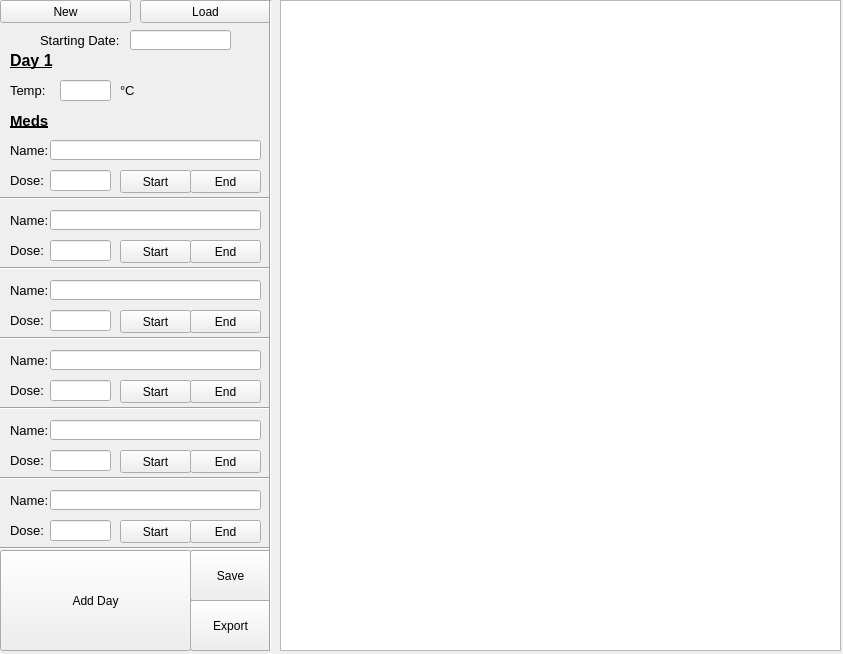
First picture: the form in ui/main.ui, repository GeorgeGrig/Patient-diagram-maker, before the edit.
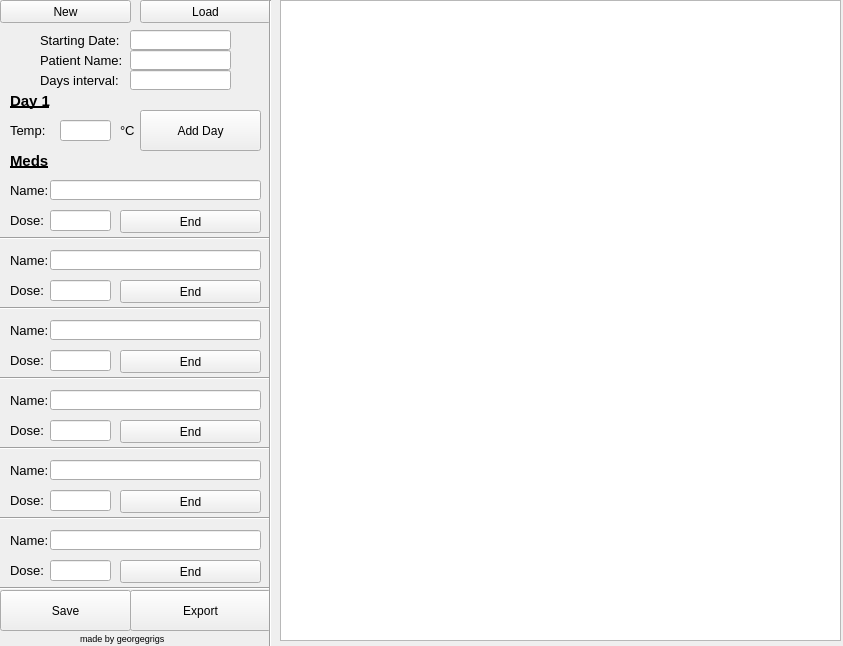
Second picture: the form after the edit.

Diff of the .ui file:
```diff
--- a/ui/main.ui
+++ b/ui/main.ui
@@ -7,7 +7,7 @@
     <x>0</x>
     <y>0</y>
     <width>843</width>
-    <height>654</height>
+    <height>646</height>
    </rect>
   </property>
   <property name="windowTitle">
@@ -49,14 +49,14 @@
     <property name="geometry">
      <rect>
       <x>10</x>
-      <y>50</y>
+      <y>90</y>
       <width>81</width>
       <height>21</height>
      </rect>
     </property>
     <property name="font">
      <font>
-      <pointsize>12</pointsize>
+      <pointsize>11</pointsize>
       <weight>75</weight>
       <bold>true</bold>
       <underline>true</underline>
@@ -70,7 +70,7 @@
     <property name="geometry">
      <rect>
       <x>10</x>
-      <y>80</y>
+      <y>120</y>
       <width>41</width>
       <height>21</height>
      </rect>
@@ -88,7 +88,7 @@
     <property name="geometry">
      <rect>
       <x>60</x>
-      <y>80</y>
+      <y>120</y>
       <width>51</width>
       <height>21</height>
      </rect>
@@ -103,7 +103,7 @@
     <property name="geometry">
      <rect>
       <x>120</x>
-      <y>80</y>
+      <y>120</y>
       <width>51</width>
       <height>21</height>
      </rect>
@@ -121,7 +121,7 @@
     <property name="geometry">
      <rect>
       <x>10</x>
-      <y>110</y>
+      <y>150</y>
       <width>81</width>
       <height>21</height>
      </rect>
@@ -145,7 +145,7 @@
     <property name="geometry">
      <rect>
       <x>10</x>
-      <y>140</y>
+      <y>180</y>
       <width>51</width>
       <height>21</height>
      </rect>
@@ -163,7 +163,7 @@
     <property name="geometry">
      <rect>
       <x>50</x>
-      <y>140</y>
+      <y>180</y>
       <width>211</width>
       <height>20</height>
      </rect>
@@ -178,7 +178,7 @@
     <property name="geometry">
      <rect>
       <x>10</x>
-      <y>170</y>
+      <y>210</y>
       <width>51</width>
       <height>21</height>
      </rect>
@@ -196,7 +196,7 @@
     <property name="geometry">
      <rect>
       <x>50</x>
-      <y>170</y>
+      <y>210</y>
       <width>61</width>
       <height>21</height>
      </rect>
@@ -207,25 +207,12 @@
      </font>
     </property>
    </widget>
-   <widget class="QPushButton" name="StartMedButton_1">
-    <property name="geometry">
-     <rect>
-      <x>120</x>
-      <y>170</y>
-      <width>71</width>
-      <height>23</height>
-     </rect>
-    </property>
-    <property name="text">
-     <string>Start</string>
-    </property>
-   </widget>
    <widget class="QPushButton" name="EndMedButton_1">
     <property name="geometry">
      <rect>
-      <x>190</x>
-      <y>170</y>
-      <width>71</width>
+      <x>120</x>
+      <y>210</y>
+      <width>141</width>
       <height>23</height>
      </rect>
     </property>
@@ -242,10 +229,10 @@
    <widget class="QPushButton" name="AddDayButton">
     <property name="geometry">
      <rect>
-      <x>0</x>
-      <y>550</y>
-      <width>191</width>
-      <height>101</height>
+      <x>140</x>
+      <y>110</y>
+      <width>121</width>
+      <height>41</height>
      </rect>
     </property>
     <property name="text">
@@ -255,10 +242,10 @@
    <widget class="QPushButton" name="SaveButton">
     <property name="geometry">
      <rect>
-      <x>190</x>
-      <y>550</y>
-      <width>81</width>
-      <height>51</height>
+      <x>0</x>
+      <y>590</y>
+      <width>131</width>
+      <height>41</height>
      </rect>
     </property>
     <property name="text">
@@ -268,10 +255,10 @@
    <widget class="QPushButton" name="ExportButton">
     <property name="geometry">
      <rect>
-      <x>190</x>
-      <y>600</y>
-      <width>81</width>
-      <height>51</height>
+      <x>130</x>
+      <y>590</y>
+      <width>141</width>
+      <height>41</height>
      </rect>
     </property>
     <property name="text">
@@ -284,7 +271,7 @@
       <x>280</x>
       <y>0</y>
       <width>561</width>
-      <height>651</height>
+      <height>641</height>
      </rect>
     </property>
    </widget>
@@ -336,7 +323,7 @@
     <property name="geometry">
      <rect>
       <x>0</x>
-      <y>190</y>
+      <y>230</y>
       <width>271</width>
       <height>16</height>
      </rect>
@@ -349,7 +336,7 @@
     <property name="geometry">
      <rect>
       <x>10</x>
-      <y>240</y>
+      <y>280</y>
       <width>51</width>
       <height>21</height>
      </rect>
@@ -367,7 +354,7 @@
     <property name="geometry">
      <rect>
       <x>0</x>
-      <y>260</y>
+      <y>300</y>
       <width>271</width>
       <height>16</height>
      </rect>
@@ -380,7 +367,7 @@
     <property name="geometry">
      <rect>
       <x>50</x>
-      <y>240</y>
+      <y>280</y>
       <width>61</width>
       <height>21</height>
      </rect>
@@ -395,7 +382,7 @@
     <property name="geometry">
      <rect>
       <x>50</x>
-      <y>210</y>
+      <y>250</y>
       <width>211</width>
       <height>20</height>
      </rect>
@@ -410,7 +397,7 @@
     <property name="geometry">
      <rect>
       <x>10</x>
-      <y>210</y>
+      <y>250</y>
       <width>51</width>
       <height>21</height>
      </rect>
@@ -424,25 +411,12 @@
      <string>Name:</string>
     </property>
    </widget>
-   <widget class="QPushButton" name="StartMedButton_2">
-    <property name="geometry">
-     <rect>
-      <x>120</x>
-      <y>240</y>
-      <width>71</width>
-      <height>23</height>
-     </rect>
-    </property>
-    <property name="text">
-     <string>Start</string>
-    </property>
-   </widget>
    <widget class="QPushButton" name="EndMedButton_2">
     <property name="geometry">
      <rect>
-      <x>190</x>
-      <y>240</y>
-      <width>71</width>
+      <x>120</x>
+      <y>280</y>
+      <width>141</width>
       <height>23</height>
      </rect>
     </property>
@@ -460,7 +434,7 @@
     <property name="geometry">
      <rect>
       <x>10</x>
-      <y>310</y>
+      <y>350</y>
       <width>51</width>
       <height>21</height>
      </rect>
@@ -478,7 +452,7 @@
     <property name="geometry">
      <rect>
       <x>0</x>
-      <y>330</y>
+      <y>370</y>
       <width>271</width>
       <height>16</height>
      </rect>
@@ -491,7 +465,7 @@
     <property name="geometry">
      <rect>
       <x>50</x>
-      <y>310</y>
+      <y>350</y>
       <width>61</width>
       <height>21</height>
      </rect>
@@ -506,7 +480,7 @@
     <property name="geometry">
      <rect>
       <x>50</x>
-      <y>280</y>
+      <y>320</y>
       <width>211</width>
       <height>20</height>
      </rect>
@@ -521,7 +495,7 @@
     <property name="geometry">
      <rect>
       <x>10</x>
-      <y>280</y>
+      <y>320</y>
       <width>51</width>
       <height>21</height>
      </rect>
@@ -535,25 +509,12 @@
      <string>Name:</string>
     </property>
    </widget>
-   <widget class="QPushButton" name="StartMedButton_3">
-    <property name="geometry">
-     <rect>
-      <x>120</x>
-      <y>310</y>
-      <width>71</width>
-      <height>23</height>
-     </rect>
-    </property>
-    <property name="text">
-     <string>Start</string>
-    </property>
-   </widget>
    <widget class="QPushButton" name="EndMedButton_3">
     <property name="geometry">
      <rect>
-      <x>190</x>
-      <y>310</y>
-      <width>71</width>
+      <x>120</x>
+      <y>350</y>
+      <width>141</width>
       <height>23</height>
      </rect>
     </property>
@@ -571,7 +532,7 @@
     <property name="geometry">
      <rect>
       <x>10</x>
-      <y>380</y>
+      <y>420</y>
       <width>51</width>
       <height>21</height>
      </rect>
@@ -589,7 +550,7 @@
     <property name="geometry">
      <rect>
       <x>0</x>
-      <y>400</y>
+      <y>440</y>
       <width>271</width>
       <height>16</height>
      </rect>
@@ -602,7 +563,7 @@
     <property name="geometry">
      <rect>
       <x>50</x>
-      <y>380</y>
+      <y>420</y>
       <width>61</width>
       <height>21</height>
      </rect>
@@ -617,7 +578,7 @@
     <property name="geometry">
      <rect>
       <x>50</x>
-      <y>350</y>
+      <y>390</y>
       <width>211</width>
       <height>20</height>
      </rect>
@@ -632,7 +593,7 @@
     <property name="geometry">
      <rect>
       <x>10</x>
-      <y>350</y>
+      <y>390</y>
       <width>51</width>
       <height>21</height>
      </rect>
@@ -646,25 +607,12 @@
      <string>Name:</string>
     </property>
    </widget>
-   <widget class="QPushButton" name="StartMedButton_4">
-    <property name="geometry">
-     <rect>
-      <x>120</x>
-      <y>380</y>
-      <width>71</width>
-      <height>23</height>
-     </rect>
-    </property>
-    <property name="text">
-     <string>Start</string>
-    </property>
-   </widget>
    <widget class="QPushButton" name="EndMedButton_4">
     <property name="geometry">
      <rect>
-      <x>190</x>
-      <y>380</y>
-      <width>71</width>
+      <x>120</x>
+      <y>420</y>
+      <width>141</width>
       <height>23</height>
      </rect>
     </property>
@@ -682,7 +630,7 @@
     <property name="geometry">
      <rect>
       <x>10</x>
-      <y>450</y>
+      <y>490</y>
       <width>51</width>
       <height>21</height>
      </rect>
@@ -700,7 +648,7 @@
     <property name="geometry">
      <rect>
       <x>0</x>
-      <y>470</y>
+      <y>510</y>
       <width>271</width>
       <height>16</height>
      </rect>
@@ -713,7 +661,7 @@
     <property name="geometry">
      <rect>
       <x>50</x>
-      <y>450</y>
+      <y>490</y>
       <width>61</width>
       <height>21</height>
      </rect>
@@ -728,7 +676,7 @@
     <property name="geometry">
      <rect>
       <x>50</x>
-      <y>420</y>
+      <y>460</y>
       <width>211</width>
       <height>20</height>
      </rect>
@@ -743,7 +691,7 @@
     <property name="geometry">
      <rect>
       <x>10</x>
-      <y>420</y>
+      <y>460</y>
       <width>51</width>
       <height>21</height>
      </rect>
@@ -757,25 +705,12 @@
      <string>Name:</string>
     </property>
    </widget>
-   <widget class="QPushButton" name="StartMedButton_5">
-    <property name="geometry">
-     <rect>
-      <x>120</x>
-      <y>450</y>
-      <width>71</width>
-      <height>23</height>
-     </rect>
-    </property>
-    <property name="text">
-     <string>Start</string>
-    </property>
-   </widget>
    <widget class="QPushButton" name="EndMedButton_5">
     <property name="geometry">
      <rect>
-      <x>190</x>
-      <y>450</y>
-      <width>71</width>
+      <x>120</x>
+      <y>490</y>
+      <width>141</width>
       <height>23</height>
      </rect>
     </property>
@@ -793,7 +728,7 @@
     <property name="geometry">
      <rect>
       <x>10</x>
-      <y>520</y>
+      <y>560</y>
       <width>51</width>
       <height>21</height>
      </rect>
@@ -811,7 +746,7 @@
     <property name="geometry">
      <rect>
       <x>0</x>
-      <y>540</y>
+      <y>580</y>
       <width>271</width>
       <height>16</height>
      </rect>
@@ -824,7 +759,7 @@
     <property name="geometry">
      <rect>
       <x>50</x>
-      <y>520</y>
+      <y>560</y>
       <width>61</width>
       <height>21</height>
      </rect>
@@ -839,7 +774,7 @@
     <property name="geometry">
      <rect>
       <x>50</x>
-      <y>490</y>
+      <y>530</y>
       <width>211</width>
       <height>20</height>
      </rect>
@@ -854,7 +789,7 @@
     <property name="geometry">
      <rect>
       <x>10</x>
-      <y>490</y>
+      <y>530</y>
       <width>51</width>
       <height>21</height>
      </rect>
@@ -868,25 +803,12 @@
      <string>Name:</string>
     </property>
    </widget>
-   <widget class="QPushButton" name="StartMedButton_6">
-    <property name="geometry">
-     <rect>
-      <x>120</x>
-      <y>520</y>
-      <width>71</width>
-      <height>23</height>
-     </rect>
-    </property>
-    <property name="text">
-     <string>Start</string>
-    </property>
-   </widget>
    <widget class="QPushButton" name="EndMedButton_6">
     <property name="geometry">
      <rect>
-      <x>190</x>
-      <y>520</y>
-      <width>71</width>
+      <x>120</x>
+      <y>560</y>
+      <width>141</width>
       <height>23</height>
      </rect>
     </property>
@@ -913,6 +835,86 @@
      <enum>Qt::Vertical</enum>
     </property>
    </widget>
+   <widget class="QLineEdit" name="PatientNameTextbox">
+    <property name="geometry">
+     <rect>
+      <x>130</x>
+      <y>50</y>
+      <width>101</width>
+      <height>20</height>
+     </rect>
+    </property>
+    <property name="text">
+     <string/>
+    </property>
+   </widget>
+   <widget class="QLabel" name="PatientNameLabel">
+    <property name="geometry">
+     <rect>
+      <x>40</x>
+      <y>50</y>
+      <width>81</width>
+      <height>21</height>
+     </rect>
+    </property>
+    <property name="font">
+     <font>
+      <pointsize>10</pointsize>
+     </font>
+    </property>
+    <property name="text">
+     <string>Patient Name:</string>
+    </property>
+   </widget>
+   <widget class="QLabel" name="DaysIntervalLabel">
+    <property name="geometry">
+     <rect>
+      <x>40</x>
+      <y>70</y>
+      <width>81</width>
+      <height>21</height>
+     </rect>
+    </property>
+    <property name="font">
+     <font>
+      <pointsize>10</pointsize>
+     </font>
+    </property>
+    <property name="text">
+     <string>Days interval:</string>
+    </property>
+   </widget>
+   <widget class="QLineEdit" name="DaysIntervalTextbox">
+    <property name="geometry">
+     <rect>
+      <x>130</x>
+      <y>70</y>
+      <width>101</width>
+      <height>20</height>
+     </rect>
+    </property>
+    <property name="text">
+     <string/>
+    </property>
+   </widget>
+   <widget class="QLabel" name="vanitylabel">
+    <property name="geometry">
+     <rect>
+      <x>80</x>
+      <y>630</y>
+      <width>111</width>
+      <height>16</height>
+     </rect>
+    </property>
+    <property name="font">
+     <font>
+      <pointsize>7</pointsize>
+     </font>
+    </property>
+    <property name="text">
+     <string>made by georgegrigs</string>
+    </property>
+   </widget>
   </widget>
  </widget>
  <resources/>
```
